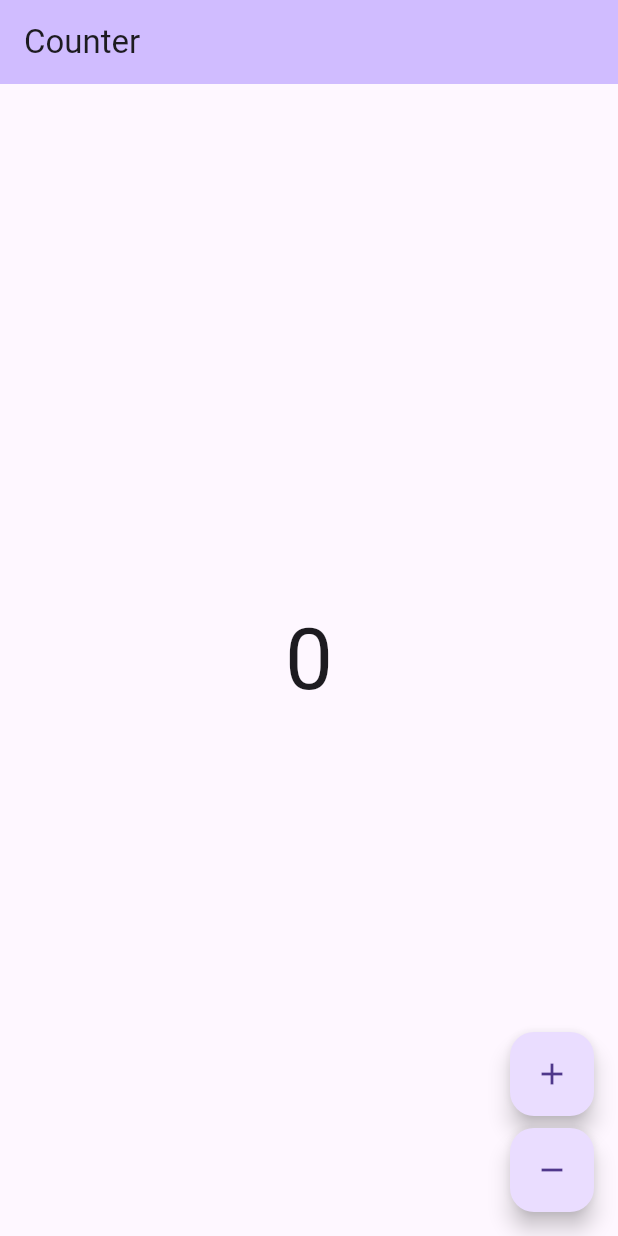
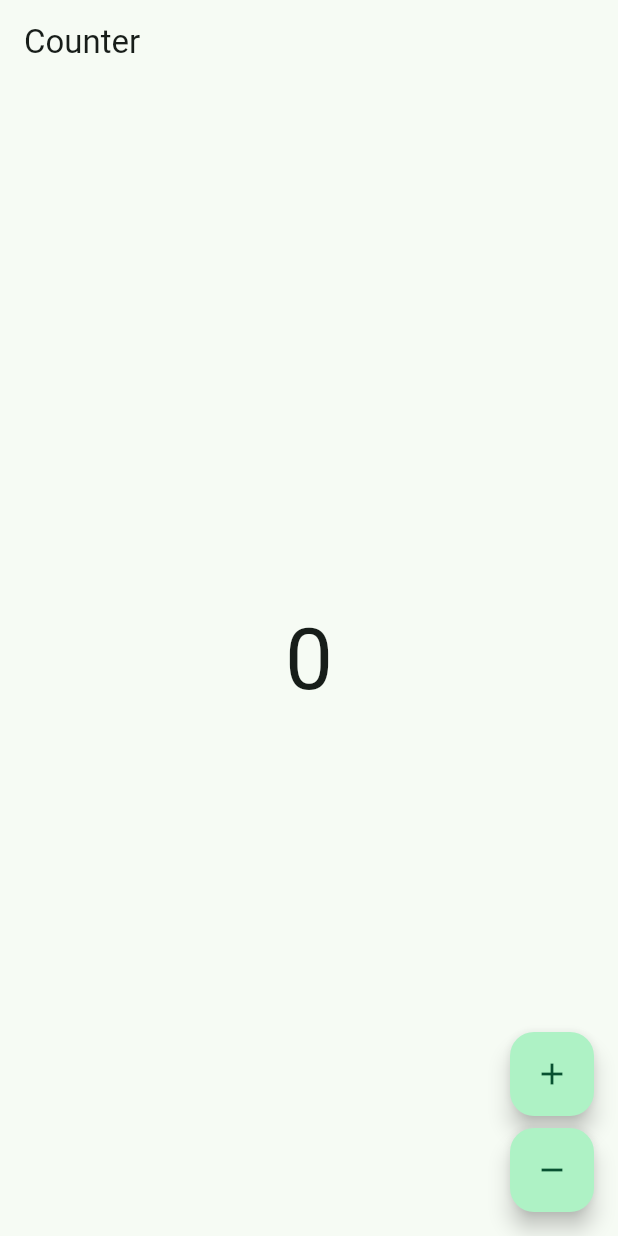
Before and after one commit to meyzaal/ihsani-app, a Flutter app: the screen it shows after launch, on a phone screen of 412 x 824 dp. Run offline on Flutter 3.47's test engine with Material 3 defaults, Android fonts, the phone set to English and light mode, and no system bars; our stand-ins replace bloc, flutter_bloc, google_fonts; generated files the repository leaves out were written again; Roboto replaces fonts that are missing (Gabarito).

Commit message:
feat: Styles app with a new theme

```diff
--- a/lib/app/view/app.dart
+++ b/lib/app/view/app.dart
@@ -1,6 +1,7 @@
 import 'package:flutter/material.dart';
 import 'package:ihsani_app/counter/counter.dart';
 import 'package:ihsani_app/l10n/l10n.dart';
+import 'package:ihsani_app/theme/theme.dart';
 
 class App extends StatelessWidget {
   const App({super.key});
@@ -8,12 +9,8 @@ class App extends StatelessWidget {
   @override
   Widget build(BuildContext context) {
     return MaterialApp(
-      theme: ThemeData(
-        appBarTheme: AppBarTheme(
-          backgroundColor: Theme.of(context).colorScheme.inversePrimary,
-        ),
-        useMaterial3: true,
-      ),
+      theme: IhsaniTheme.light(),
+      darkTheme: IhsaniTheme.dark(),
       localizationsDelegates: AppLocalizations.localizationsDelegates,
       supportedLocales: AppLocalizations.supportedLocales,
       home: const CounterPage(),
--- /dev/null
+++ b/lib/theme/theme.dart
@@ -0,0 +1,43 @@
+import 'package:flutter/material.dart';
+import 'package:google_fonts/google_fonts.dart';
+
+class IhsaniTheme {
+  const IhsaniTheme._();
+
+  static ThemeData light() {
+    final colorScheme = ColorScheme.fromSeed(
+      seedColor: const Color(0xFF0F5132),
+    );
+
+    return _buildTheme(colorScheme);
+  }
+
+  static ThemeData dark() {
+    final colorScheme = ColorScheme.fromSeed(
+      seedColor: const Color(0xFF0F5132),
+      brightness: Brightness.dark,
+    );
+
+    return _buildTheme(colorScheme);
+  }
+}
+
+ThemeData _buildTheme(ColorScheme colorScheme) {
+  final baseTheme = ThemeData.from(
+    colorScheme: colorScheme,
+    useMaterial3: true,
+  );
+  final displayTextTheme = GoogleFonts.gabaritoTextTheme(baseTheme.textTheme);
+  final bodyTextTheme = GoogleFonts.latoTextTheme(baseTheme.textTheme);
+
+  return baseTheme.copyWith(
+    textTheme: displayTextTheme.copyWith(
+      bodyLarge: bodyTextTheme.bodyLarge,
+      bodyMedium: bodyTextTheme.bodyMedium,
+      bodySmall: bodyTextTheme.bodySmall,
+      labelLarge: bodyTextTheme.labelLarge,
+      labelMedium: bodyTextTheme.labelMedium,
+      labelSmall: bodyTextTheme.labelSmall,
+    ),
+  );
+}
--- a/pubspec.yaml
+++ b/pubspec.yaml
@@ -13,6 +13,7 @@ dependencies:
   flutter_bloc: ^8.1.6
   flutter_localizations:
     sdk: flutter
+  google_fonts: ^6.2.1
   intl: ^0.19.0
 
 dev_dependencies:
```
Also changed, not shown: pubspec.lock.
